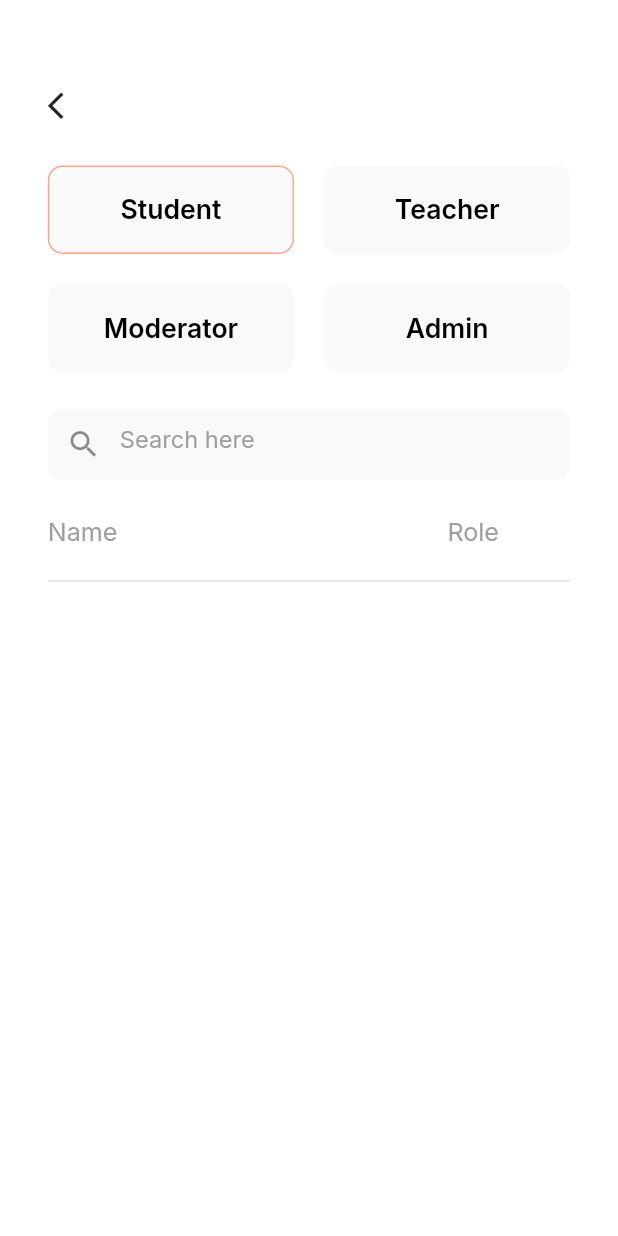
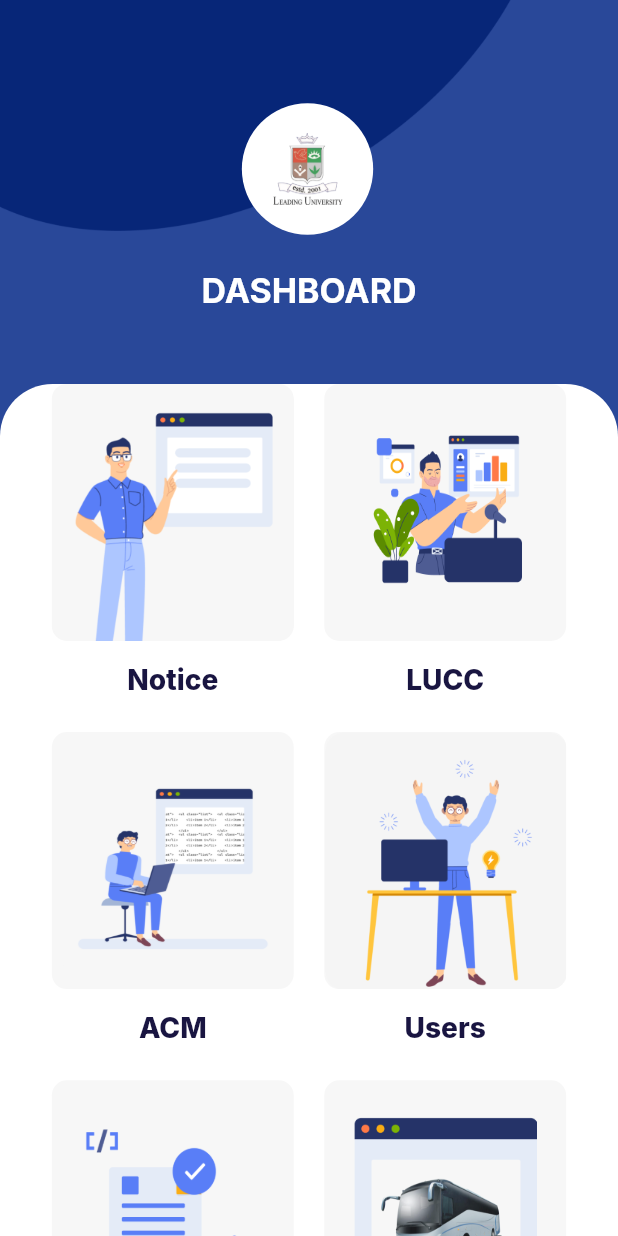
Before and after one commit to Sajid-ikram/LU-CSE-Community-, a Flutter app: the screen it shows once a user with an empty profile is signed in, after a tap on the "dashboard" icon, on a phone screen of 412 x 824 dp. Run offline on Flutter 3.47's test engine with Material 2 defaults, Android fonts, the phone set to English and light mode, and no system bars; our stand-ins replace animated_bottom_navigation_bar, cloud_firestore, firebase_auth, firebase_core, firebase_storage, flutter_countdown_timer and 8 more; missing offline and left inert: flutter_picker; accounts and stored records are empty.

Commit message:
Home done, Users done

```diff
--- a/lib/main.dart
+++ b/lib/main.dart
@@ -17,6 +17,7 @@ import 'package:lu_cse_community/view/Home/SubPage/add_new_post_page.dart';
 import 'package:lu_cse_community/view/bottom_nav_bar.dart';
 import 'package:lu_cse_community/view/Home/home.dart';
 import 'package:lu_cse_community/view/dashboard/AllUsers/all_users.dart';
+import 'package:lu_cse_community/view/dashboard/dashboard.dart';
 import 'package:lu_cse_community/view/sign_in_sign_up/onboarding.dart';
 import 'package:lu_cse_community/view/sign_in_sign_up/reset_password.dart';
 import 'package:lu_cse_community/view/sign_in_sign_up/sign_in.dart';
@@ -39,6 +40,7 @@ class MyApp extends StatelessWidget {
   Widget build(BuildContext context) {
     SystemChrome.setSystemUIOverlayStyle(const SystemUiOverlayStyle(
       statusBarColor: Colors.transparent,
+      statusBarIconBrightness: Brightness.dark,
     ));
     return MultiProvider(
       providers: [
@@ -88,8 +90,7 @@ class MyApp extends StatelessWidget {
             "ResetPassword": (ctx) => ResetPassword(),
             "AddNewPostPage": (ctx) => const AddNewPostPage(),
             "AllUsers": (ctx) => const AllUsers(),
-
-
+            "Dashboard": (ctx) => const Dashboard(),
           },
         ),
       ),
--- a/lib/view/Home/Widgets/add_post.dart
+++ b/lib/view/Home/Widgets/add_post.dart
@@ -46,7 +46,7 @@ Padding addPost(BuildContext context) {
                   "What's on your mind, User Name?",
                   textAlign: TextAlign.start,
                   style: GoogleFonts.inter(
-                    fontSize: 12.sp,
+                    fontSize: 14.sp,
                     fontWeight: FontWeight.w400,
                     color: Colors.grey,
                   ),
--- a/lib/view/Home/home.dart
+++ b/lib/view/Home/home.dart
@@ -37,14 +37,7 @@ class _HomeState extends State<Home> {
 
   @override
   Widget build(BuildContext context) {
-    SystemChrome.setSystemUIOverlayStyle(const SystemUiOverlayStyle(
-      statusBarColor: Colors.transparent,
-      statusBarBrightness: Brightness.dark,
-      statusBarIconBrightness: Brightness.dark,
-    ));
     return Scaffold(
-
-
       body: Stack(
         children: [
           Align(
@@ -74,27 +67,31 @@ class _HomeState extends State<Home> {
                       builder: (context, provider, child) {
                         return ListView.builder(
                           physics: const BouncingScrollPhysics(),
+
                           itemBuilder: (context, index) {
-
                             if (index == 0) {
                               return addPost(context);
                             }
                             String name = data?.docs[index - 1]["userName"];
-                            if(name.toLowerCase().contains(provider.searchText.toLowerCase())) {
+                            if (name
+                                .toLowerCase()
+                                .contains(provider.searchText.toLowerCase())) {
                               return Container(
                                 width: 350.w,
                                 margin:
-                                  EdgeInsets.fromLTRB(32.w, 20.h, 32.w, 10.h),
+                                    EdgeInsets.fromLTRB(32.w, index == 1  ? 15.h : 10.h, 32.w, 10.h),
                                 padding: EdgeInsets.symmetric(
                                     vertical: 25.h, horizontal: 21.w),
                                 decoration: BoxDecoration(
                                   color: Colors.white,
                                   borderRadius: BorderRadius.circular(10),
+                                  border: Border.all(
+                                      color: const Color(0xffE3E3E3), width: 1),
                                   boxShadow: [
                                     BoxShadow(
-                                    color: Colors.black.withOpacity(0.03),
-                                    spreadRadius: 5,
-                                    blurRadius: 10,
+                                      color: Colors.black.withOpacity(0.08),
+                                      spreadRadius: 0,
+                                      blurRadius: 15,
                                     )
                                   ],
                                 ),
@@ -103,13 +100,15 @@ class _HomeState extends State<Home> {
                                     UserInfoOfAPost(
                                       uid: data?.docs[index - 1]["ownerUid"],
                                       time: data?.docs[index - 1]["dateTime"],
+                                      pageName: "home",
                                     ),
                                     SizedBox(height: 18.h),
                                     Align(
                                       alignment: Alignment.centerLeft,
                                       child: Text(
                                         data?.docs[index - 1]["postText"],
-                                      style: GoogleFonts.inter(fontSize: 15.sp),
+                                        style: GoogleFonts.inter(
+                                            fontSize: 15.sp, height: 1.4),
                                       ),
                                     ),
                                     SizedBox(height: 15.h),
@@ -117,18 +116,21 @@ class _HomeState extends State<Home> {
                                       Container(
                                         width: 308.w,
                                         height: 226.h,
+                                        margin: EdgeInsets.only(bottom: 13.h),
                                         decoration: BoxDecoration(
-                                        borderRadius: BorderRadius.circular(20),
+                                          borderRadius:
+                                              BorderRadius.circular(20),
                                         ),
                                         child: ClipRRect(
-                                        borderRadius: BorderRadius.circular(20),
+                                          borderRadius:
+                                              BorderRadius.circular(20),
                                           child: Image.network(
                                             data?.docs[index - 1]["imageUrl"],
-                                          //fit: BoxFit.fill,
+                                            fit: BoxFit.cover,
                                           ),
                                         ),
                                       ),
-                                  SizedBox(height: 20.h),
+                                    SizedBox(height: 10.h),
                                     ReactSection(
                                       documentSnapshot: data?.docs[index - 1],
                                     )
--- a/lib/view/bottom_nav_bar.dart
+++ b/lib/view/bottom_nav_bar.dart
@@ -5,7 +5,6 @@ import 'package:flutter_screenutil/flutter_screenutil.dart';
 import 'package:flutter_svg/svg.dart';
 import 'package:lu_cse_community/constant/constant.dart';
 import 'package:lu_cse_community/view/settings/settings.dart';
-
 import 'Chat/chat.dart';
 import 'Contest/contest.dart';
 import 'Home/home.dart';
@@ -51,6 +50,8 @@ class _CustomNavigationBarState extends State<CustomNavigationBar> {
 
   @override
   Widget build(BuildContext context) {
+
+
     return Scaffold(
       resizeToAvoidBottomInset: true,
       body: pageList[_bottomNavIndex],
@@ -58,7 +59,7 @@ class _CustomNavigationBarState extends State<CustomNavigationBar> {
         visible: MediaQuery.of(context).viewInsets.bottom == 0.0,
         child: FloatingActionButton(
           onPressed: () {
-            Navigator.of(context).pushNamed("AllUsers");
+            Navigator.of(context).pushNamed("Dashboard");
           },
           child: Container(
             height: 45.h,
--- a/lib/view/dashboard/AllUsers/all_users.dart
+++ b/lib/view/dashboard/AllUsers/all_users.dart
@@ -141,7 +141,8 @@ class _AllUsersState extends State<AllUsers> {
               ],
             ),
             SizedBox(height: 15.h),
-            const Divider(thickness: 1),
+            const Divider(thickness: 1,height: 0,),
+            SizedBox(height: 12.h),
             const Expanded(child: UserList())
           ],
         ),
--- a/lib/view/dashboard/AllUsers/widgets/users_list.dart
+++ b/lib/view/dashboard/AllUsers/widgets/users_list.dart
@@ -63,7 +63,7 @@ class _UserListState extends State<UserList> {
                                     backgroundImage:
                                         AssetImage("assets/profile.jpg"),
                                   ),
-                            SizedBox(width: 15.w),
+                            SizedBox(width: 12.w),
                             Text(
                               data?.docs[index]["name"],
                               style: GoogleFonts.inter(
@@ -99,7 +99,7 @@ class _UserListState extends State<UserList> {
                           ],
                         ),
                       ),
-                      const Divider()
+                      const Divider(thickness: 1,)
                     ],
                   );
                 }
--- /dev/null
+++ b/lib/view/dashboard/dashboard.dart
@@ -0,0 +1,143 @@
+import 'package:flutter/material.dart';
+import 'package:flutter_screenutil/flutter_screenutil.dart';
+import 'package:google_fonts/google_fonts.dart';
+import 'package:lu_cse_community/constant/constant.dart';
+
+class Dashboard extends StatelessWidget {
+  const Dashboard({Key? key}) : super(key: key);
+
+  @override
+  Widget build(BuildContext context) {
+    return Scaffold(
+      backgroundColor: const Color(0xff294899),
+      body: SingleChildScrollView(
+        child: Column(
+          children: [_buildTop(), _buildGridView()],
+        ),
+      ),
+    );
+  }
+
+  Container _buildGridView() {
+
+    List<String> nameList  = [
+      "Notice",
+      "LUCC",
+      "ACM",
+      "Users",
+      "Routine",
+      "Bus Schedule",
+    ];
+
+    return Container(
+      height: 770.h,
+      decoration: const BoxDecoration(
+        color: Colors.white,
+        borderRadius: BorderRadius.only(
+          topRight: Radius.circular(35),
+          topLeft: Radius.circular(35),
+        ),
+      ),
+      padding: EdgeInsets.symmetric(horizontal: 32.w),
+      child: GridView.builder(
+          physics: const NeverScrollableScrollPhysics(),
+          gridDelegate: SliverGridDelegateWithFixedCrossAxisCount(
+            crossAxisCount: 2,
+            crossAxisSpacing: 15.w,
+            mainAxisSpacing: 10.h,
+            childAspectRatio: 3 / 4,
+          ),
+          itemCount: 6,
+          itemBuilder: (BuildContext context, int index) {
+            int paddingH = 0, paddingV = 0;
+            if (index == 1 || index == 4 || index == 5) {
+              paddingV = 25;
+              paddingH = 20;
+            }
+
+            return SizedBox(
+              height: 200.h,
+              width: 162.w,
+              child: Column(
+                children: [
+                  InkWell(
+                    onTap: (){
+                      if(index == 3){
+                        Navigator.of(context).pushNamed("AllUsers");
+                      }
+                    },
+                    child: Container(
+                      height: 174.h,
+                      width: 162.w,
+                      padding: EdgeInsets.symmetric(
+                          horizontal: paddingH.sp, vertical: paddingV.sp),
+                      decoration: BoxDecoration(
+                        color: const Color(0xfff7f7f7),
+                        borderRadius: BorderRadius.circular(10),
+                      ),
+                      child: Image.asset(
+                        "assets/dashboard/D${index + 1}.png",
+                        fit: BoxFit.fill,
+                      ),
+                    ),
+                  ),
+                  SizedBox(height: 15.h),
+                  Text(
+                    nameList[index],
+                    style: GoogleFonts.inter(
+                      fontSize: 19.sp,
+                      fontWeight: FontWeight.w800,
+                      color: mainColor,
+                    ),
+                  )
+                ],
+              ),
+            );
+          }),
+    );
+  }
+
+  SizedBox _buildTop() {
+    return SizedBox(
+      height: 260.h,
+      width: 414.w,
+      child: Stack(
+        children: [
+          Image.asset(
+            "assets/bg.png",
+            fit: BoxFit.cover,
+          ),
+          Positioned(
+            top: 70.h,
+            left: 162.w,
+            child: Container(
+              height: 88.w,
+              width: 88.w,
+              padding: EdgeInsets.all(20.sp),
+              decoration: BoxDecoration(
+                  color: Colors.white,
+                  borderRadius: BorderRadius.circular(100)),
+              child: Image.asset(
+                "assets/lu.png",
+                fit: BoxFit.cover,
+              ),
+            ),
+          ),
+          Align(
+            alignment: Alignment.bottomCenter,
+            child: Padding(
+              padding: EdgeInsets.only(bottom: 50.h),
+              child: Text(
+                "DASHBOARD",
+                style: GoogleFonts.inter(
+                    fontSize: 23.sp,
+                    fontWeight: FontWeight.w700,
+                    color: Colors.white),
+              ),
+            ),
+          )
+        ],
+      ),
+    );
+  }
+}
--- a/pubspec.yaml
+++ b/pubspec.yaml
@@ -80,6 +80,7 @@ flutter:
     - assets/
     - assets/svg/
     - assets/SitesLogo/
+    - assets/dashboard/
   # To add assets to your application, add an assets section, like this:
   # assets:
   #   - images/a_dot_burr.jpeg
```
Also changed, not shown: lib/provider/post_provider.dart (+39 -0 lines), lib/view/Home/Widgets/add_new_comment.dart (added, +204 -0 lines), lib/view/Home/Widgets/react_section.dart (+17 -3 lines), lib/view/Home/Widgets/user_info_of_a_post.dart (+68 -40 lines), assets/bg.png (added), assets/dashboard/D1.png (added), assets/dashboard/D2.png (added), assets/dashboard/D3.png (added), assets/dashboard/D4.png (added), assets/dashboard/D5.png (added), assets/dashboard/D6.png (added), assets/svg/Like.svg (deleted). Lines whose indentation alone changed are shown as unchanged.
